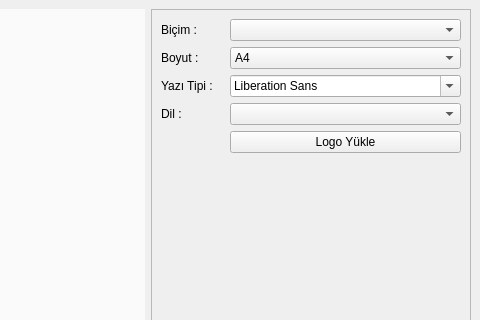
Old version of the form press_v4/editreport.ui in the repository silozd/presstest_control_app; both pictures show x 345 to 825 and y 0 to 320 of the 825 by 647 pixel window.
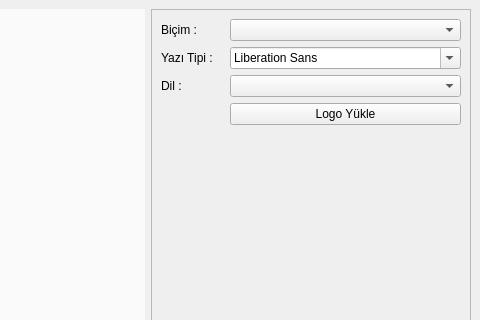
New version of the form.

Patch:
```diff
--- a/press_v4/editreport.ui
+++ b/press_v4/editreport.ui
@@ -46,37 +46,8 @@
            <height>627</height>
           </rect>
          </property>
-         <layout class="QGridLayout" name="gridLayout_2" columnstretch="1,1">
-          <item row="2" column="0">
-           <widget class="QLabel" name="label_3">
-            <property name="text">
-             <string>Yazı Tipi :</string>
-            </property>
-           </widget>
-          </item>
-          <item row="1" column="1">
-           <widget class="QComboBox" name="comboBox_2">
-            <property name="cursor">
-             <cursorShape>PointingHandCursor</cursorShape>
-            </property>
-            <item>
-             <property name="text">
-              <string>A4</string>
-             </property>
-            </item>
-            <item>
-             <property name="text">
-              <string>A5</string>
-             </property>
-            </item>
-            <item>
-             <property name="text">
-              <string>A3</string>
-             </property>
-            </item>
-           </widget>
-          </item>
-          <item row="6" column="1">
+         <layout class="QGridLayout" name="gridLayout_2" columnstretch="1,2">
+          <item row="5" column="1">
            <widget class="QPushButton" name="pushButton_saveEdit">
             <property name="cursor">
              <cursorShape>PointingHandCursor</cursorShape>
@@ -86,7 +57,7 @@
             </property>
            </widget>
           </item>
-          <item row="5" column="1">
+          <item row="4" column="1">
            <spacer name="verticalSpacer">
             <property name="orientation">
              <enum>Qt::Vertical</enum>
@@ -99,13 +70,6 @@
             </property>
            </spacer>
           </item>
-          <item row="1" column="0">
-           <widget class="QLabel" name="label_2">
-            <property name="text">
-             <string>Boyut :</string>
-            </property>
-           </widget>
-          </item>
           <item row="0" column="1">
            <widget class="QComboBox" name="comboBox_template">
             <property name="cursor">
@@ -120,14 +84,7 @@
             </property>
            </widget>
           </item>
-          <item row="2" column="1">
-           <widget class="QFontComboBox" name="fontComboBox">
-            <property name="cursor">
-             <cursorShape>PointingHandCursor</cursorShape>
-            </property>
-           </widget>
-          </item>
-          <item row="4" column="1">
+          <item row="3" column="1">
            <widget class="QPushButton" name="pushButton_logo">
             <property name="cursor">
              <cursorShape>PointingHandCursor</cursorShape>
@@ -137,20 +94,34 @@
             </property>
            </widget>
           </item>
-          <item row="3" column="0">
+          <item row="1" column="1">
+           <widget class="QFontComboBox" name="fontComboBox">
+            <property name="cursor">
+             <cursorShape>PointingHandCursor</cursorShape>
+            </property>
+           </widget>
+          </item>
+          <item row="2" column="0">
            <widget class="QLabel" name="label_4">
             <property name="text">
              <string>Dil :</string>
             </property>
            </widget>
           </item>
-          <item row="3" column="1">
+          <item row="2" column="1">
            <widget class="QComboBox" name="comboBox_langEdit">
             <property name="cursor">
              <cursorShape>PointingHandCursor</cursorShape>
             </property>
            </widget>
           </item>
+          <item row="1" column="0">
+           <widget class="QLabel" name="label_3">
+            <property name="text">
+             <string>Yazı Tipi :</string>
+            </property>
+           </widget>
+          </item>
          </layout>
         </widget>
        </widget>
```
